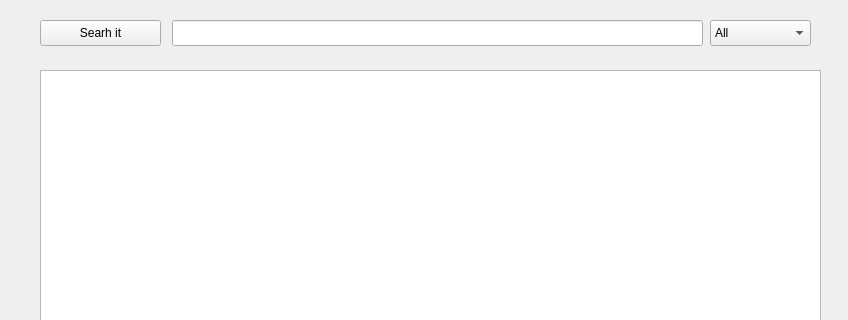
Old version of the form UI/UI_Design/title1.ui in the repository Circlebiv/Word_Learning_Project; both pictures show x 0 to 848 and y 0 to 320 of the 848 by 899 pixel window.
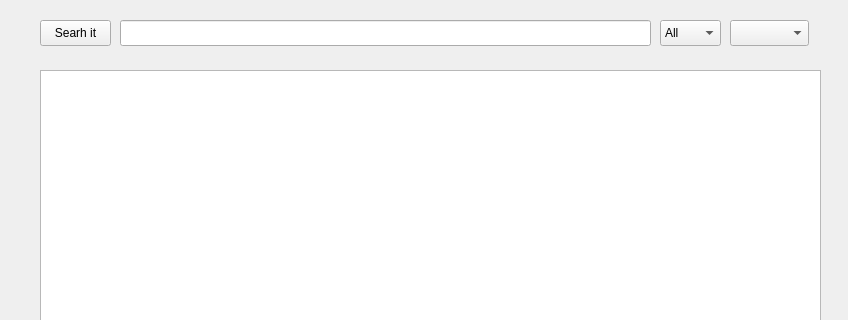
New version of the form.

The edit to the form file:
```diff
--- a/UI/UI_Design/title1.ui
+++ b/UI/UI_Design/title1.ui
@@ -54,7 +54,7 @@
         <widget class="QLineEdit" name="searchline">
          <property name="geometry">
           <rect>
-           <x>152</x>
+           <x>100</x>
            <y>10</y>
            <width>531</width>
            <height>26</height>
@@ -64,9 +64,9 @@
         <widget class="QComboBox" name="table_chooser">
          <property name="geometry">
           <rect>
-           <x>690</x>
+           <x>640</x>
            <y>10</y>
-           <width>101</width>
+           <width>61</width>
            <height>26</height>
           </rect>
          </property>
@@ -111,7 +111,7 @@
           <rect>
            <x>20</x>
            <y>10</y>
-           <width>121</width>
+           <width>71</width>
            <height>26</height>
           </rect>
          </property>
@@ -119,6 +119,16 @@
           <string>Searh it</string>
          </property>
         </widget>
+        <widget class="QComboBox" name="which_table_add_chooser">
+         <property name="geometry">
+          <rect>
+           <x>710</x>
+           <y>10</y>
+           <width>79</width>
+           <height>26</height>
+          </rect>
+         </property>
+        </widget>
        </widget>
        <widget class="QWidget" name="page">
         <widget class="QTableWidget" name="users_words">
```
